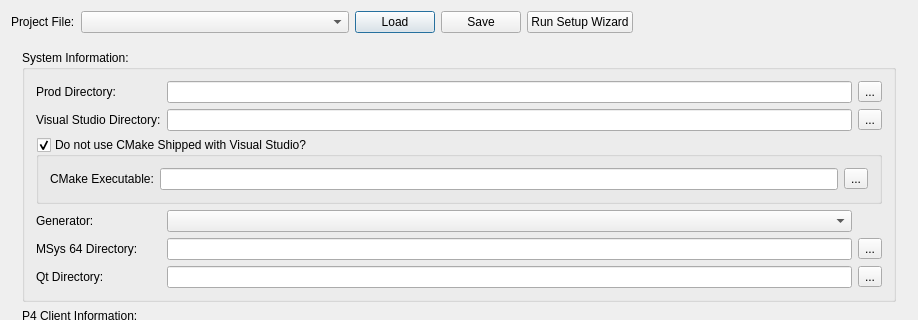
Before: the Qt Designer form MainWindow/MainWindow.ui in towel42-com/vsprojmaker, drawn with Qt 5; both pictures show x 0 to 918 and y 0 to 320 of the 918 by 891 pixel window.
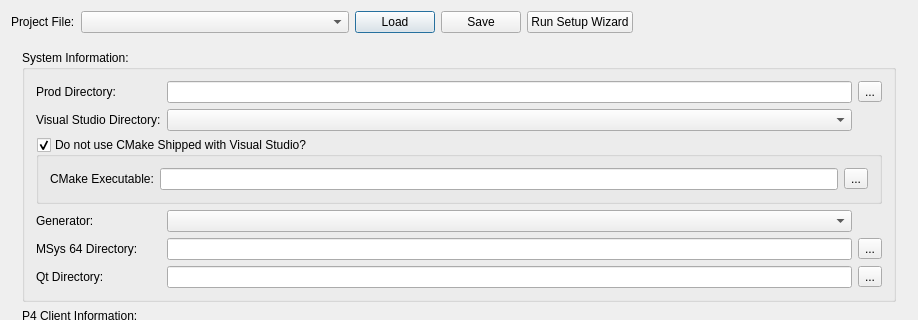
After: the same form once the commit is applied. Icons and pictures are not drawn.

Diff of the .ui file:
```diff
--- a/MainWindow/MainWindow.ui
+++ b/MainWindow/MainWindow.ui
@@ -432,17 +432,6 @@
           <string>System Information:</string>
          </property>
          <layout class="QGridLayout" name="gridLayout_5">
-          <item row="1" column="2">
-           <widget class="QToolButton" name="vsPathBtn">
-            <property name="text">
-             <string>...</string>
-            </property>
-            <property name="icon">
-             <iconset resource="MainWindow.qrc">
-              <normaloff>:/resources/open.png</normaloff>:/resources/open.png</iconset>
-            </property>
-           </widget>
-          </item>
           <item row="1" column="0">
            <widget class="QLabel" name="label_14">
             <property name="text">
@@ -460,9 +449,6 @@
             </property>
            </widget>
           </item>
-          <item row="1" column="1">
-           <widget class="QLineEdit" name="vsPath"/>
-          </item>
           <item row="0" column="2">
            <widget class="QToolButton" name="prodDirBtn">
             <property name="text">
@@ -559,6 +545,9 @@
             </layout>
            </widget>
           </item>
+          <item row="1" column="1">
+           <widget class="QComboBox" name="vsPath"/>
+          </item>
          </layout>
         </widget>
        </item>
```
Left out of the diff: 2 changed lines with no effect on the pictures.
